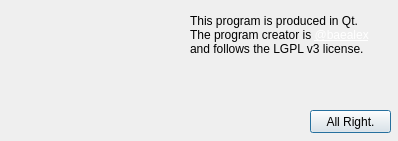
Qt form src/infomation.ui (baealex/imagekyll) before a commit.
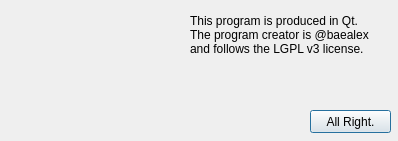
The same form after that commit. Icons and pictures are not drawn.

Patch:
```diff
--- a/src/infomation.ui
+++ b/src/infomation.ui
@@ -29,7 +29,7 @@
     <enum>Qt::LeftToRight</enum>
    </property>
    <property name="text">
-    <string>&lt;html&gt;&lt;head/&gt;&lt;body&gt;&lt;p&gt;This program is produced in Qt.&lt;br/&gt;The program creator is &lt;a href=&quot;https://github.com/baealex&quot;&gt;&lt;span style=&quot; text-decoration: underline; color:#ffffff;&quot;&gt;@baealex&lt;/span&gt;&lt;/a&gt; &lt;br/&gt;and follows the LGPL v3 license.&lt;/p&gt;&lt;/body&gt;&lt;/html&gt;</string>
+    <string>&lt;html&gt;&lt;head/&gt;&lt;body&gt;&lt;p&gt;This program is produced in Qt.&lt;br/&gt;The program creator is @baealex&lt;br/&gt;and follows the LGPL v3 license.&lt;/p&gt;&lt;/body&gt;&lt;/html&gt;</string>
    </property>
    <property name="textFormat">
     <enum>Qt::RichText</enum>
```
